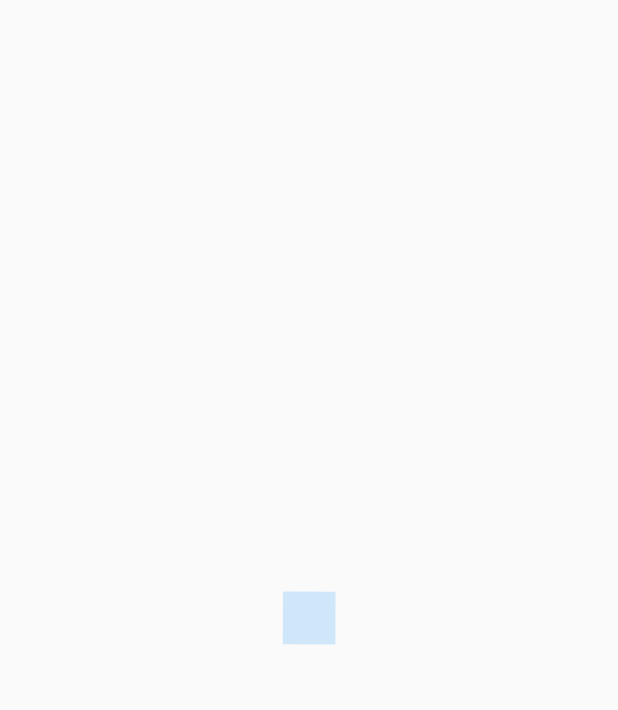
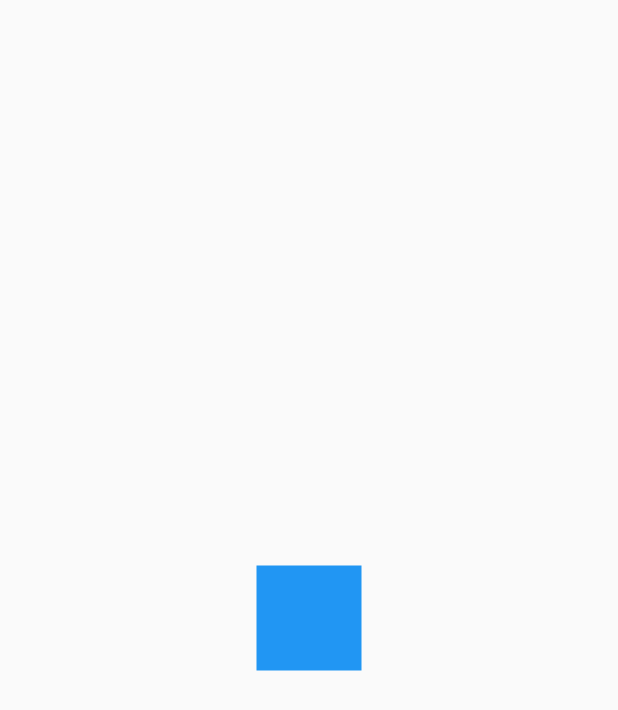
Before and after one commit to joseluisseg05/c_u_f_disenio_1, a Flutter app: the screen it shows after launch, on a phone screen of 412 x 824 dp. Shown: the top 710 px of the screen. Run offline on Flutter 3.47's test engine with Material 2 defaults, Android fonts, the phone set to English and light mode, and no system bars.

Commit message:
Animacion movimiento cuadrado

```diff
--- a/lib/main.dart
+++ b/lib/main.dart
@@ -1,5 +1,6 @@
 import 'package:app_disenios_custom/src/pages/animacion_page.dart';
 import 'package:app_disenios_custom/src/pages/home_page.dart';
+import 'package:app_disenios_custom/src/retos/cuadrado_animado_page.dart';
 import 'package:flutter/material.dart';
 
 void main() => runApp(MyApp());
@@ -10,7 +11,7 @@ class MyApp extends StatelessWidget {
     return MaterialApp(
       debugShowCheckedModeBanner: false,
       title: 'Diseños 1',
-      home: AnimacionPage(),
+      home: CuadradoPage(),
     );
   }
 }
--- /dev/null
+++ b/lib/src/retos/cuadrado_animado_page.dart
@@ -0,0 +1,85 @@
+import 'package:flutter/material.dart';
+
+class CuadradoPage extends StatelessWidget {
+  @override
+  Widget build(BuildContext context) {
+    return Scaffold(
+      body: Center(
+        child: CuadradoAnimado(),
+      ),
+    );
+  }
+}
+
+class CuadradoAnimado extends StatefulWidget {
+  @override
+  _CuadradoAnimadoState createState() => _CuadradoAnimadoState();
+}
+
+class _CuadradoAnimadoState extends State<CuadradoAnimado>
+    with SingleTickerProviderStateMixin {
+  AnimationController controller;
+  Animation<double> moverDer;
+  Animation<double> moverArr;
+  Animation<double> moverIzq;
+  Animation<double> moverAba;
+
+  @override
+  void initState() {
+    controller = AnimationController(
+      vsync: this,
+      duration: Duration(milliseconds: 4500),
+    );
+
+    moverDer = Tween(begin: 0.0, end: 100.0).animate(CurvedAnimation(
+        parent: controller, curve: Interval(0, 0.25, curve: Curves.bounceOut)));
+
+    moverArr = Tween(begin: 0.0, end: -100.0).animate(CurvedAnimation(
+        parent: controller,
+        curve: Interval(0.25, 0.50, curve: Curves.bounceOut)));
+
+    moverIzq = Tween(begin: 0.0, end: -100.0).animate(CurvedAnimation(
+        parent: controller,
+        curve: Interval(0.50, 0.75, curve: Curves.bounceOut)));
+
+    moverAba = Tween(begin: 0.0, end: 100.0).animate(CurvedAnimation(
+        parent: controller,
+        curve: Interval(0.75, 1.0, curve: Curves.bounceOut)));
+
+    super.initState();
+  }
+
+  @override
+  void dispose() {
+    controller.dispose();
+    super.dispose();
+  }
+
+  @override
+  Widget build(BuildContext context) {
+    controller.forward();
+
+    return AnimatedBuilder(
+      animation: controller,
+      child: _Rectangulo(),
+      builder: (BuildContext context, Widget child) {
+        return Transform.translate(
+          offset: Offset(
+              moverDer.value + moverIzq.value, moverArr.value + moverAba.value),
+          child: child,
+        );
+      },
+    );
+  }
+}
+
+class _Rectangulo extends StatelessWidget {
+  @override
+  Widget build(BuildContext context) {
+    return Container(
+      width: 70,
+      height: 70,
+      decoration: BoxDecoration(color: Colors.blue),
+    );
+  }
+}
```
